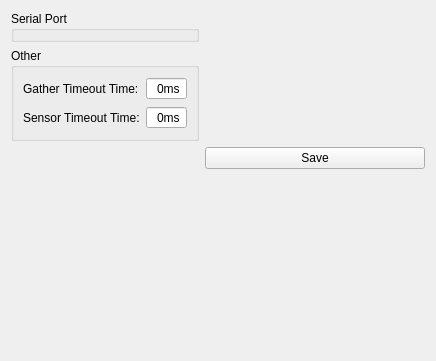
Before: the Qt Designer form PressPlateTool/ui/page/configurationpage.ui in CGinMax/ProtocolTools, drawn with Qt 5.
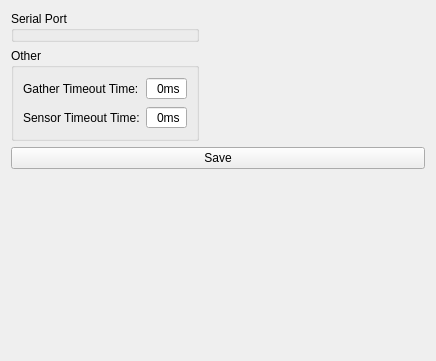
After: the same form once the commit is applied. Custom widgets are drawn as their Qt base class.

What changed in the file:
```diff
--- a/PressPlateTool/ui/page/configurationpage.ui
+++ b/PressPlateTool/ui/page/configurationpage.ui
@@ -64,13 +64,6 @@
      </property>
     </spacer>
    </item>
-   <item row="2" column="1">
-    <widget class="QPushButton" name="btnSave">
-     <property name="text">
-      <string>Save</string>
-     </property>
-    </widget>
-   </item>
    <item row="1" column="0">
     <widget class="QGroupBox" name="gboxOther">
      <property name="title">
@@ -136,6 +129,13 @@
      </property>
     </spacer>
    </item>
+   <item row="2" column="0" colspan="2">
+    <widget class="QPushButton" name="btnSave">
+     <property name="text">
+      <string>Save</string>
+     </property>
+    </widget>
+   </item>
   </layout>
  </widget>
  <customwidgets>
```
Left out of the diff: 3 changed lines with no effect on the pictures.
